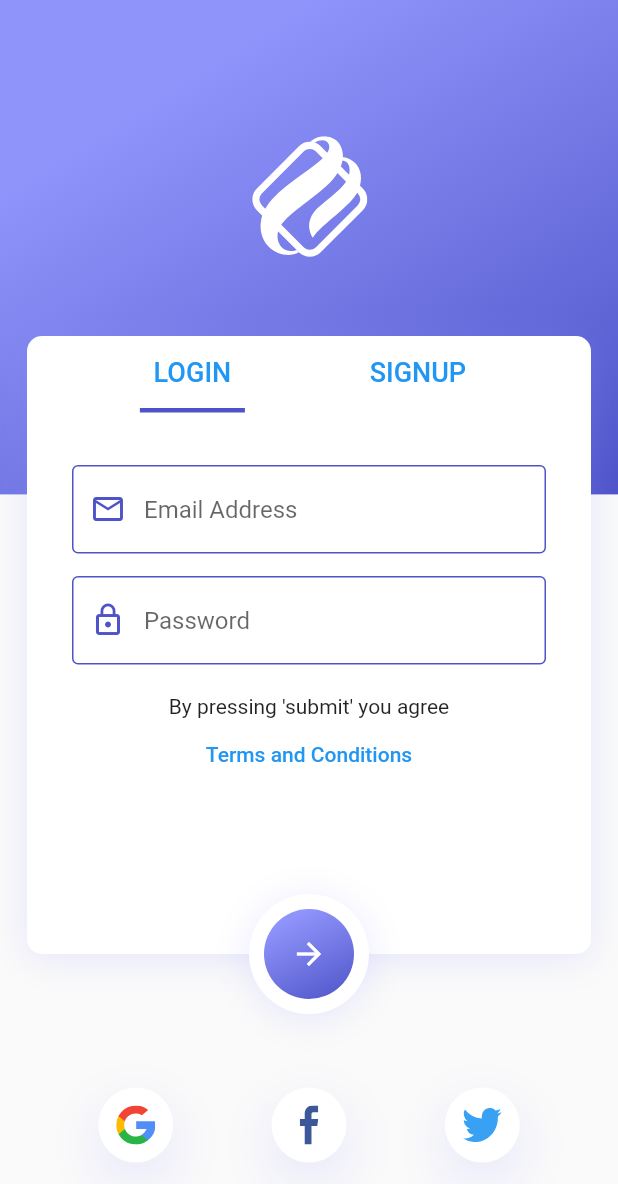
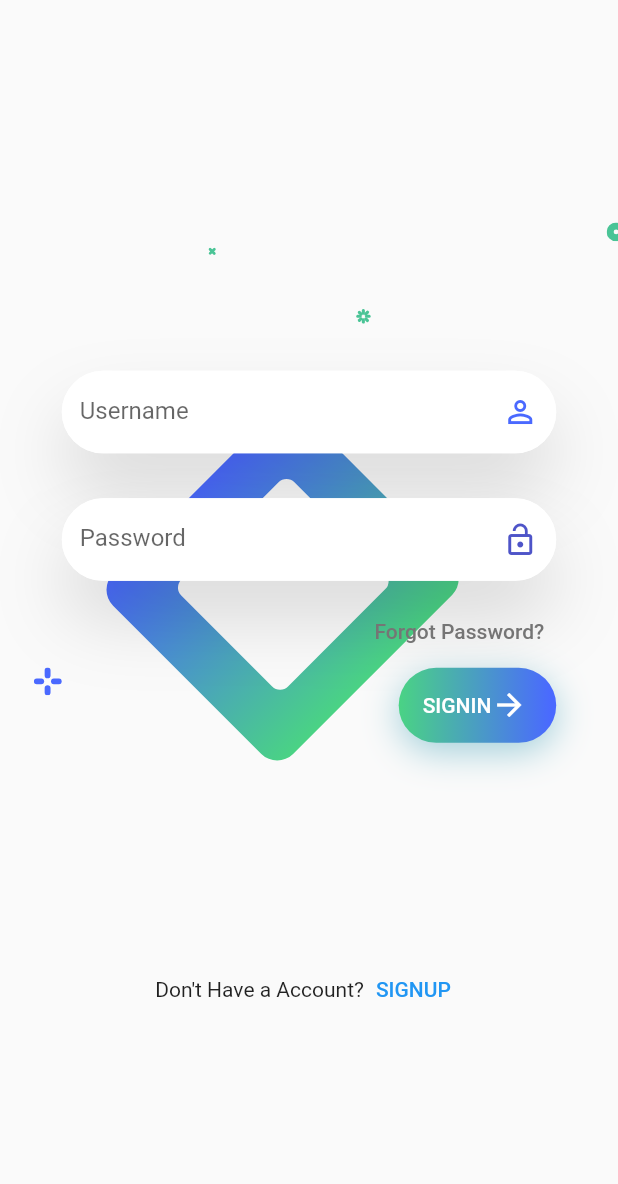
Before and after one commit to nipunattri1/TenLoginScreen, a Flutter app: the screen it shows after launch, on a phone screen of 412 x 824 dp. Shown: the top 1184 px of the screen. Run offline on Flutter 3.47's test engine with Material 2 defaults, Android fonts, the light colour scheme and no system bars; our stand-ins replace flutter_svg, get, hexcolor.

Commit message:
New screens

```diff
--- a/lib/imports.dart
+++ b/lib/imports.dart
@@ -1,6 +1,7 @@
 export 'package:flutter/material.dart';
 export 'package:ten_screens_login/screens/screen1.dart';
 export 'package:ten_screens_login/screens/screen2.dart';
+export 'package:ten_screens_login/screens/screen3.dart';
 export 'package:get/get.dart';
 export 'package:flutter_svg/flutter_svg.dart';
 export 'package:hexcolor/hexcolor.dart';
--- a/lib/main.dart
+++ b/lib/main.dart
@@ -10,7 +10,7 @@ class MyApp extends StatelessWidget {
         visualDensity: VisualDensity.adaptivePlatformDensity,
       ),
       debugShowCheckedModeBanner: false,
-      home: Screen2(),
+      home: Screen3(),
     );
   }
 }
--- a/lib/screens/screen1.dart
+++ b/lib/screens/screen1.dart
@@ -10,10 +10,10 @@ class _Screen1State extends State<Screen1> with TickerProviderStateMixin {
   // but i have help for you see these functions
   // here you an impliment login regiter or more
   // quite easily
-  void Login(String mail, String password) {
+  void login(String mail, String password) {
     // do what ever you want to do here
   }
-  void Signup(String mail, String password, String passwordConfirm) {
+  void signup(String mail, String password, String passwordConfirm) {
     if (password == passwordConfirm) {
       // do what ever you want to do here
       // [password] is your password and [mail] is mail. be happy
@@ -369,7 +369,7 @@ class _Screen1State extends State<Screen1> with TickerProviderStateMixin {
                         ),
                       ),
                       onPressed: () {
-                        Login(_lmail.text, _lpass.text);
+                        login(_lmail.text, _lpass.text);
                       },
                     ),
                   ),
@@ -570,7 +570,7 @@ class _Screen1State extends State<Screen1> with TickerProviderStateMixin {
                         ),
                       ),
                       onPressed: () {
-                        Signup(_rmail.text, _rpass.text, _rpass2.text);
+                        signup(_rmail.text, _rpass.text, _rpass2.text);
                       },
                     ),
                   ),
--- a/lib/screens/screen2.dart
+++ b/lib/screens/screen2.dart
@@ -9,10 +9,10 @@ class _Screen2State extends State<Screen2> {
   double loginW = 70;
   double signW = 0;
   String current = "LOGIN";
-  void Login(String mail, String password) {
+  void login(String mail, String password) {
     // do every thimg here to impliment the login
   }
-  void SignUp(String mail, String password, String username) {
+  void signup(String mail, String password, String username) {
     // do every thimg here to impliment the login
   }
   void facebook() {
@@ -24,7 +24,7 @@ class _Screen2State extends State<Screen2> {
   void twitter() {
     // do every thimg here to impliment the login
   }
-  void TermsAndConditions() {
+  void termsandconditions() {
     // do every thimg here to impliment the login
   }
   TextEditingController _mail;
@@ -32,7 +32,6 @@ class _Screen2State extends State<Screen2> {
   TextEditingController _username;
   @override
   void initState() {
-    // TODO: implement initState
     _mail = new TextEditingController();
     _pass = new TextEditingController();
     _username = new TextEditingController();
@@ -41,7 +40,6 @@ class _Screen2State extends State<Screen2> {
 
   @override
   void dispose() {
-    // TODO: implement dispose
     _mail.dispose();
     _pass.dispose();
     _username.dispose();
@@ -56,8 +54,8 @@ class _Screen2State extends State<Screen2> {
         body: Stack(
           children: [
             Container(
-              height: Get.height * .4,
-              width: Get.width,
+              height: MediaQuery.of(context).size.height * .4,
+              width: MediaQuery.of(context).size.width,
               decoration: BoxDecoration(
                 gradient: LinearGradient(
                   begin: Alignment.topCenter,
@@ -70,12 +68,12 @@ class _Screen2State extends State<Screen2> {
               ),
             ),
             Container(
-              width: Get.width,
-              height: Get.height,
+              width: MediaQuery.of(context).size.width,
+              height: MediaQuery.of(context).size.height,
               child: Column(
                 children: [
                   SizedBox(
-                    height: Get.height * .25,
+                    height: MediaQuery.of(context).size.height * .25,
                     child: Align(
                       alignment: Alignment.bottomCenter,
                       child: SvgPicture.asset(
@@ -263,7 +261,7 @@ class _Screen2State extends State<Screen2> {
                                             ),
                                             TextButton(
                                               onPressed: () {
-                                                TermsAndConditions();
+                                                termsandconditions();
                                               },
                                               child:
                                                   Text("Terms and Conditions"),
@@ -278,7 +276,7 @@ class _Screen2State extends State<Screen2> {
                             ],
                           ),
                           width: double.infinity,
-                          height: Get.height * .5,
+                          height: MediaQuery.of(context).size.height * .5,
                           decoration: BoxDecoration(
                             borderRadius: BorderRadius.circular(10.0),
                             color: const Color(0xffffffff),
@@ -294,7 +292,9 @@ class _Screen2State extends State<Screen2> {
                         Column(
                           children: [
                             Container(
-                              height: (Get.height * .5) - 40,
+                              height:
+                                  (MediaQuery.of(context).size.height * .5) -
+                                      40,
                               width: double.infinity,
                             ),
                             Container(
@@ -324,7 +324,7 @@ class _Screen2State extends State<Screen2> {
                                             "Every Feld needs to be filled",
                                           );
                                         } else {
-                                          Login(_mail.text, _pass.text);
+                                          login(_mail.text, _pass.text);
                                         }
                                       } else {
                                         if (_mail.text == "" ||
@@ -335,7 +335,7 @@ class _Screen2State extends State<Screen2> {
                                             "Every Feld needs to be filled",
                                           );
                                         } else {
-                                          SignUp(_mail.text, _pass.text,
+                                          signup(_mail.text, _pass.text,
                                               _username.text);
                                         }
                                       }
--- /dev/null
+++ b/lib/screens/screen3.dart
@@ -0,0 +1,235 @@
+import 'package:ten_screens_login/imports.dart';
+
+class Screen3 extends StatefulWidget {
+  @override
+  _Screen3State createState() => _Screen3State();
+}
+
+class _Screen3State extends State<Screen3> {
+  void login(String username, String password) {}
+  // TextEditingController  userame
+  @override
+  Widget build(BuildContext context) {
+    return Scaffold(
+      resizeToAvoidBottomInset: false,
+      body: Stack(
+        children: [
+          background(),
+          foreground(),
+        ],
+      ),
+    );
+  }
+
+  Widget background() {
+    return Container(
+      child: Stack(
+        children: [
+          Positioned(
+            top: MediaQuery.of(context).size.height -
+                (MediaQuery.of(context).size.height - 60),
+            right: MediaQuery.of(context).size.width -
+                (MediaQuery.of(context).size.width - 100),
+            child: SvgPicture.asset(
+              "assets/background3.svg",
+              width: MediaQuery.of(context).size.width * .6,
+              height: MediaQuery.of(context).size.height * .8,
+            ),
+          ),
+          Positioned(
+            top: MediaQuery.of(context).size.height * .2,
+            right: MediaQuery.of(context).size.width * .65,
+            child: SvgPicture.asset(
+              'assets/dots 3/1.svg',
+            ),
+          ),
+          Positioned(
+            top: MediaQuery.of(context).size.height * .25,
+            right: MediaQuery.of(context).size.width * .4,
+            child: SvgPicture.asset(
+              'assets/dots 3/2.svg',
+            ),
+          ),
+          Positioned(
+            top: MediaQuery.of(context).size.height * .18,
+            right: -5,
+            child: SvgPicture.asset(
+              'assets/dots 3/3.svg',
+            ),
+          ),
+          Positioned(
+            top: MediaQuery.of(context).size.height * .54,
+            right: MediaQuery.of(context).size.width * .9,
+            child: SvgPicture.asset(
+              'assets/dots 3/4.svg',
+            ),
+          ),
+        ],
+      ),
+    );
+  }
+
+  Widget foreground() {
+    return Column(
+      children: [
+        Container(height: MediaQuery.of(context).size.height * .3),
+        Center(
+          child: Container(
+            // color: const Color(0xffffff45),
+            width: MediaQuery.of(context).size.width * .8,
+            height: MediaQuery.of(context).size.height * .7,
+            child: Column(
+              children: [
+                Container(
+                  height: 55,
+                  child: TextField(
+                    cursorColor: Color(0xff4E54C8),
+                    decoration: InputDecoration(
+                      hintText: "Username",
+                      suffixIcon: Icon(
+                        Icons.person_outline_outlined,
+                        color: Color(0xff4A69FF),
+                      ),
+                      focusColor: Color(0xff4E54C8),
+                      fillColor: Colors.white,
+                      enabledBorder: OutlineInputBorder(
+                        borderRadius: BorderRadius.circular(100),
+                        borderSide: BorderSide(
+                          color: Color(0xFFFFFFFF),
+                          width: 1.0,
+                        ),
+                      ),
+                      border: OutlineInputBorder(
+                        borderSide: BorderSide(
+                          color: Color(0xFFFFFFFF),
+                          width: 1.0,
+                        ),
+                        borderRadius: BorderRadius.circular(100),
+                      ),
+                    ),
+                  ),
+                  decoration: BoxDecoration(
+                    borderRadius: BorderRadius.circular(100.0),
+                    color: const Color(0xffffffff),
+                    boxShadow: [
+                      BoxShadow(
+                        color: const Color(0x21000000),
+                        offset: Offset(0, 26),
+                        blurRadius: 40,
+                      ),
+                    ],
+                  ),
+                ),
+                Container(height: 30),
+                Container(
+                  height: 55,
+                  child: TextField(
+                    cursorColor: Color(0xff4E54C8),
+                    decoration: InputDecoration(
+                      hintText: "Password",
+                      suffixIcon: Icon(
+                        Icons.lock_open,
+                        color: Color(0xff4E54C8),
+                      ),
+                      focusColor: Color(0xff4E54C8),
+                      fillColor: Colors.white,
+                      enabledBorder: OutlineInputBorder(
+                        borderRadius: BorderRadius.circular(100),
+                        borderSide: BorderSide(
+                          color: Color(0xFFFFFFFF),
+                          width: 1.0,
+                        ),
+                      ),
+                      border: OutlineInputBorder(
+                        borderSide: BorderSide(
+                          color: Color(0xFFFFFFFF),
+                          width: 1.0,
+                        ),
+                        borderRadius: BorderRadius.circular(100),
+                      ),
+                    ),
+                  ),
+                  decoration: BoxDecoration(
+                    borderRadius: BorderRadius.circular(100.0),
+                    color: const Color(0xffffffff),
+                    boxShadow: [
+                      BoxShadow(
+                        color: const Color(0x21000000),
+                        offset: Offset(0, 26),
+                        blurRadius: 40,
+                      ),
+                    ],
+                  ),
+                ),
+                Container(height: 10),
+                Align(
+                  alignment: Alignment.bottomRight,
+                  child: TextButton(
+                    onPressed: () {},
+                    child: Text(
+                      "Forgot Password?",
+                      style: TextStyle(
+                        color: const Color(0xFF757575),
+                      ),
+                    ),
+                  ),
+                ),
+                Align(
+                  alignment: Alignment.bottomRight,
+                  child: Container(
+                    child: MaterialButton(
+                      onPressed: () {},
+                      child: Row(
+                        children: [
+                          Text(
+                            "SIGNIN",
+                            style: TextStyle(
+                              color: const Color(0xffffffff),
+                            ),
+                          ),
+                          Icon(Icons.arrow_forward, color: Colors.white)
+                        ],
+                      ),
+                    ),
+                    width: 105,
+                    height: 50,
+                    decoration: BoxDecoration(
+                      borderRadius: BorderRadius.circular(100.0),
+                      gradient: LinearGradient(
+                        begin: Alignment(0.94, 0.0),
+                        end: Alignment(-1.0, 0.0),
+                        colors: [
+                          const Color(0xff4a69ff),
+                          const Color(0xff4ad384)
+                        ],
+                        stops: [0.0, 1.0],
+                      ),
+                      boxShadow: [
+                        BoxShadow(
+                          color: const Color(0x804aa4ba),
+                          offset: Offset(0, 6),
+                          blurRadius: 20,
+                        ),
+                      ],
+                    ),
+                  ),
+                ),
+                Expanded(
+                  child: Center(
+                    child: Row(
+                      mainAxisAlignment: MainAxisAlignment.center,
+                      children: [
+                        Text("Don't Have a Account?"),
+                        TextButton(onPressed: () {}, child: Text("SIGNUP"))
+                      ],
+                    ),
+                  ),
+                ),
+              ],
+            ),
+          ),
+        ),
+      ],
+    );
+  }
+}
--- a/pubspec.yaml
+++ b/pubspec.yaml
@@ -50,6 +50,11 @@ flutter:
     - assets/google2.svg
     - assets/facebook2.svg
     - assets/twitter2.svg
+    - assets/background3.svg
+    - assets/dots 3/1.svg
+    - assets/dots 3/2.svg
+    - assets/dots 3/3.svg
+    - assets/dots 3/4.svg
 
   #   - images/a_dot_ham.jpeg
   # An image asset can refer to one or more resolution-specific "variants", see
```
Also changed, not shown: assets/background3.svg (added), assets/dots 3/1.svg (added), assets/dots 3/2.svg (added), assets/dots 3/3.svg (added), assets/dots 3/4.svg (added), 1 other file.
